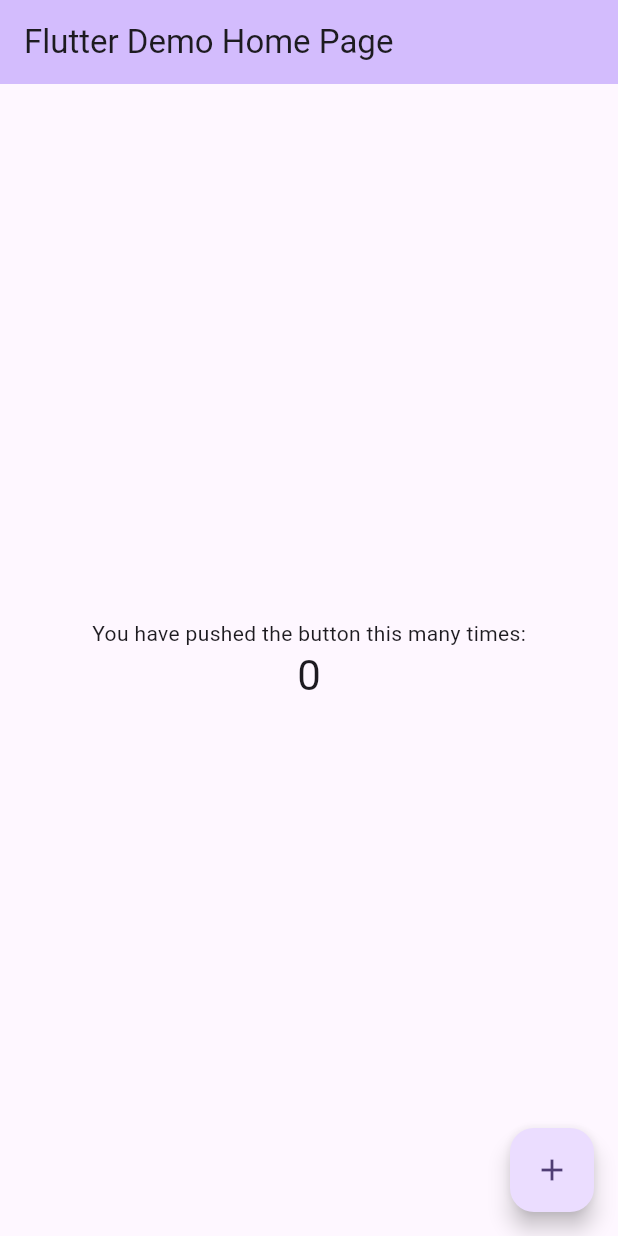
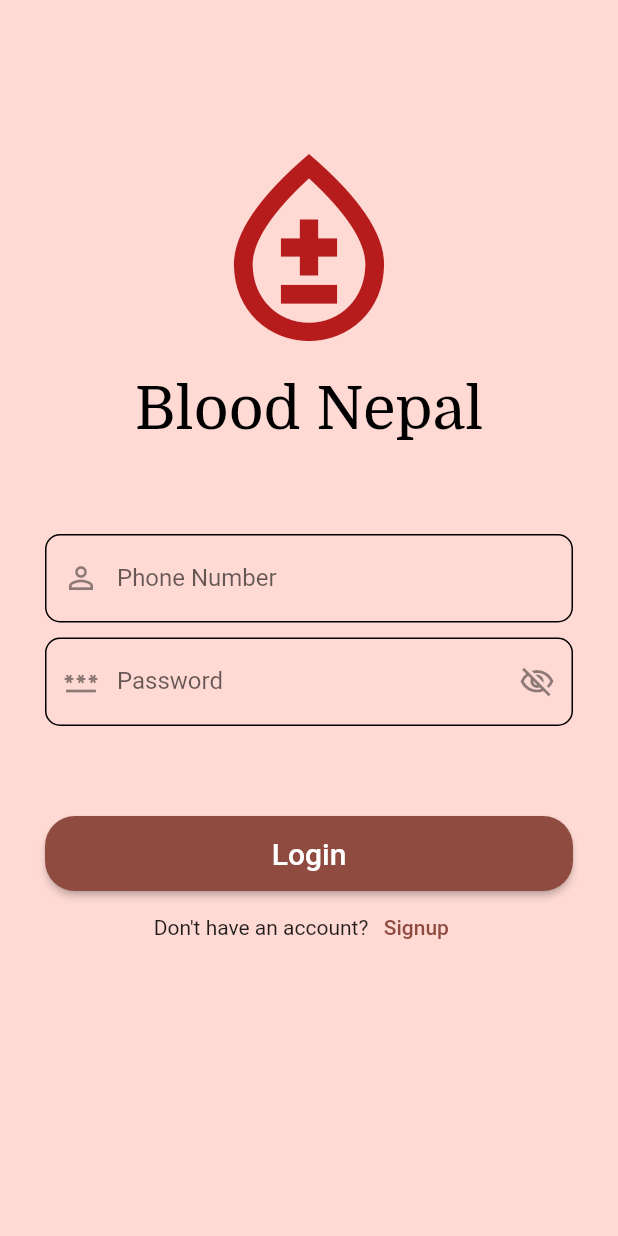
Before and after one commit to sidtuladhar/BloodNepal, a Flutter app: the screen it shows after launch, on a phone screen of 412 x 824 dp. Run offline on Flutter 3.47's test engine with Material 2 defaults, Android fonts, the phone set to English and light mode, and no system bars; our stand-ins replace hive_flutter; accounts and stored records are empty.

Commit message:
created register and login page

```diff
--- a/lib/main.dart
+++ b/lib/main.dart
@@ -1,125 +1,15 @@
 import 'package:flutter/material.dart';
+import 'package:hive_flutter/hive_flutter.dart';
 
-void main() {
-  runApp(const MyApp());
+import 'main_app.dart';
+
+void main() async {
+  await _initHive();
+  runApp(const MainApp());
 }
 
-class MyApp extends StatelessWidget {
-  const MyApp({super.key});
-
-  // This widget is the root of your application.
-  @override
-  Widget build(BuildContext context) {
-    return MaterialApp(
-      title: 'Flutter Demo',
-      theme: ThemeData(
-        // This is the theme of your application.
-        //
-        // TRY THIS: Try running your application with "flutter run". You'll see
-        // the application has a blue toolbar. Then, without quitting the app,
-        // try changing the seedColor in the colorScheme below to Colors.green
-        // and then invoke "hot reload" (save your changes or press the "hot
-        // reload" button in a Flutter-supported IDE, or press "r" if you used
-        // the command line to start the app).
-        //
-        // Notice that the counter didn't reset back to zero; the application
-        // state is not lost during the reload. To reset the state, use hot
-        // restart instead.
-        //
-        // This works for code too, not just values: Most code changes can be
-        // tested with just a hot reload.
-        colorScheme: ColorScheme.fromSeed(seedColor: Colors.deepPurple),
-        useMaterial3: true,
-      ),
-      home: const MyHomePage(title: 'Flutter Demo Home Page'),
-    );
-  }
+Future<void> _initHive() async{
+  await Hive.initFlutter();
+  await Hive.openBox("login");
+  await Hive.openBox("accounts");
 }
-
-class MyHomePage extends StatefulWidget {
-  const MyHomePage({super.key, required this.title});
-
-  // This widget is the home page of your application. It is stateful, meaning
-  // that it has a State object (defined below) that contains fields that affect
-  // how it looks.
-
-  // This class is the configuration for the state. It holds the values (in this
-  // case the title) provided by the parent (in this case the App widget) and
-  // used by the build method of the State. Fields in a Widget subclass are
-  // always marked "final".
-
-  final String title;
-
-  @override
-  State<MyHomePage> createState() => _MyHomePageState();
-}
-
-class _MyHomePageState extends State<MyHomePage> {
-  int _counter = 0;
-
-  void _incrementCounter() {
-    setState(() {
-      // This call to setState tells the Flutter framework that something has
-      // changed in this State, which causes it to rerun the build method below
-      // so that the display can reflect the updated values. If we changed
-      // _counter without calling setState(), then the build method would not be
-      // called again, and so nothing would appear to happen.
-      _counter++;
-    });
-  }
-
-  @override
-  Widget build(BuildContext context) {
-    // This method is rerun every time setState is called, for instance as done
-    // by the _incrementCounter method above.
-    //
-    // The Flutter framework has been optimized to make rerunning build methods
-    // fast, so that you can just rebuild anything that needs updating rather
-    // than having to individually change instances of widgets.
-    return Scaffold(
-      appBar: AppBar(
-        // TRY THIS: Try changing the color here to a specific color (to
-        // Colors.amber, perhaps?) and trigger a hot reload to see the AppBar
-        // change color while the other colors stay the same.
-        backgroundColor: Theme.of(context).colorScheme.inversePrimary,
-        // Here we take the value from the MyHomePage object that was created by
-        // the App.build method, and use it to set our appbar title.
-        title: Text(widget.title),
-      ),
-      body: Center(
-        // Center is a layout widget. It takes a single child and positions it
-        // in the middle of the parent.
-        child: Column(
-          // Column is also a layout widget. It takes a list of children and
-          // arranges them vertically. By default, it sizes itself to fit its
-          // children horizontally, and tries to be as tall as its parent.
-          //
-          // Column has various properties to control how it sizes itself and
-          // how it positions its children. Here we use mainAxisAlignment to
-          // center the children vertically; the main axis here is the vertical
-          // axis because Columns are vertical (the cross axis would be
-          // horizontal).
-          //
-          // TRY THIS: Invoke "debug painting" (choose the "Toggle Debug Paint"
-          // action in the IDE, or press "p" in the console), to see the
-          // wireframe for each widget.
-          mainAxisAlignment: MainAxisAlignment.center,
-          children: <Widget>[
-            const Text(
-              'You have pushed the button this many times:',
-            ),
-            Text(
-              '$_counter',
-              style: Theme.of(context).textTheme.headlineMedium,
-            ),
-          ],
-        ),
-      ),
-      floatingActionButton: FloatingActionButton(
-        onPressed: _incrementCounter,
-        tooltip: 'Increment',
-        child: const Icon(Icons.add),
-      ), // This trailing comma makes auto-formatting nicer for build methods.
-    );
-  }
-}
--- /dev/null
+++ b/lib/main_app.dart
@@ -0,0 +1,19 @@
+import 'package:flutter/material.dart';
+
+import 'ui/login.dart';
+
+class MainApp extends StatelessWidget {
+  const MainApp({super.key});
+
+  @override
+  Widget build(BuildContext context) {
+    return MaterialApp(
+      theme: ThemeData.from(
+        colorScheme: ColorScheme.fromSeed(
+          seedColor: const Color(0xFFEA0000),
+        ),
+      ),
+      home: const Login(),
+    );
+  }
+}
--- /dev/null
+++ b/lib/ui/login.dart
@@ -0,0 +1,179 @@
+import 'package:flutter/material.dart';
+import 'package:hive_flutter/hive_flutter.dart';
+
+import 'home.dart';
+import 'signup.dart';
+
+class Login extends StatefulWidget {
+  const Login({
+    Key? key,
+  }) : super(key: key);
+
+  @override
+  State<Login> createState() => _LoginState();
+}
+
+class _LoginState extends State<Login> {
+  final GlobalKey<FormState> _formKey = GlobalKey();
+
+  final FocusNode _focusNodePassword = FocusNode();
+  final TextEditingController _controllerUsername = TextEditingController();
+  final TextEditingController _controllerPassword = TextEditingController();
+
+  bool _obscurePassword = true;
+  final Box _boxLogin = Hive.box("login");
+  final Box _boxAccounts = Hive.box("accounts");
+
+  @override
+  Widget build(BuildContext context) {
+    if (_boxLogin.get("loginStatus") ?? false) {
+      return Home();
+    }
+
+    return Scaffold(
+      backgroundColor: Theme.of(context).colorScheme.primaryContainer,
+      body: Form(
+        key: _formKey,
+        child: SingleChildScrollView(
+          padding: const EdgeInsets.all(30.0),
+          child: Column(
+            children: [
+              const SizedBox(height: 60),
+              Icon(Icons.bloodtype_outlined, color: Colors.red[900], size: 150),
+              const SizedBox(height: 10),
+              const Text(
+                "Blood Nepal",
+                style: TextStyle(
+                  fontSize: 40,
+                  color: Colors.black,
+                  fontFamily: "Domine"
+                ),
+                selectionColor: Colors.black
+
+              ),
+              const SizedBox(height: 60),
+              TextFormField(
+                controller: _controllerUsername,
+                keyboardType: TextInputType.name,
+                decoration: InputDecoration(
+                  labelText: "Phone Number",
+                  prefixIcon: const Icon(Icons.person_outline),
+                  border: OutlineInputBorder(
+                    borderRadius: BorderRadius.circular(10),
+                  ),
+                  enabledBorder: OutlineInputBorder(
+                    borderRadius: BorderRadius.circular(10),
+                  ),
+                ),
+                onEditingComplete: () => _focusNodePassword.requestFocus(),
+                validator: (String? value) {
+                  if (value == null || value.isEmpty) {
+                    return "Please enter phone number.";
+                  } else if (!_boxAccounts.containsKey(value)) {
+                    return "Phone Number is not registered.";
+                  }
+
+                  return null;
+                },
+              ),
+              const SizedBox(height: 10),
+              TextFormField(
+                controller: _controllerPassword,
+                focusNode: _focusNodePassword,
+                obscureText: _obscurePassword,
+                keyboardType: TextInputType.visiblePassword,
+                decoration: InputDecoration(
+                  labelText: "Password",
+                  prefixIcon: const Icon(Icons.password_outlined),
+                  suffixIcon: IconButton(
+                      onPressed: () {
+                        setState(() {
+                          _obscurePassword = !_obscurePassword;
+                        });
+                      },
+                      icon: _obscurePassword
+                          ? const Icon(Icons.visibility_off_outlined)
+                          : const Icon(Icons.visibility_outlined)),
+                  border: OutlineInputBorder(
+                    borderRadius: BorderRadius.circular(10),
+                  ),
+                  enabledBorder: OutlineInputBorder(
+                    borderRadius: BorderRadius.circular(10),
+                  ),
+                ),
+                validator: (String? value) {
+                  if (value == null || value.isEmpty) {
+                    return "Please enter password.";
+                  } else if (value !=
+                      _boxAccounts.get(_controllerUsername.text)) {
+                    return "Wrong password.";
+                  }
+
+                  return null;
+                },
+              ),
+              const SizedBox(height: 60),
+              Column(
+                children: [
+                  ElevatedButton(
+                    style: ElevatedButton.styleFrom(
+                      minimumSize: const Size.fromHeight(50),
+                      shape: RoundedRectangleBorder(
+                        borderRadius: BorderRadius.circular(20),
+                      ),
+                    ),
+                    onPressed: () {
+                      if (_formKey.currentState?.validate() ?? false) {
+                        _boxLogin.put("loginStatus", true);
+                        _boxLogin.put("phoneNumber", _controllerUsername.text);
+
+                        Navigator.pushReplacement(
+                          context,
+                          MaterialPageRoute(
+                            builder: (context) {
+                              return Home();
+                            },
+                          ),
+                        );
+                      }
+                    },
+                    child: const Text("Login", style: TextStyle(fontSize: 20)),
+                  ),
+                  Row(
+                    mainAxisAlignment: MainAxisAlignment.center,
+                    children: [
+                      const Text("Don't have an account?"),
+                      TextButton(
+                        onPressed: () {
+                          _formKey.currentState?.reset();
+
+                          Navigator.push(
+                            context,
+                            MaterialPageRoute(
+                              builder: (context) {
+                                return const Signup();
+                              },
+                            ),
+                          );
+                        },
+                        child: const Text("Signup"),
+                      ),
+                    ],
+                  ),
+                ],
+              ),
+            ],
+          ),
+        ),
+      ),
+    );
+  }
+
+  @override
+  void dispose() {
+    _focusNodePassword.dispose();
+    _controllerUsername.dispose();
+    _controllerPassword.dispose();
+    super.dispose();
+  }
+}
```
Also changed, not shown: lib/ui/home.dart (added, +63 -0 lines), lib/ui/signup.dart (added, +239 -0 lines), pubspec.yaml (+13 -7 lines), lib/fonts/Domine/Domine-VariableFont_wght.ttf (added), lib/fonts/Domine/static/Domine-Bold.ttf (added), lib/fonts/Domine/static/Domine-Medium.ttf (added), lib/fonts/Domine/static/Domine-Regular.ttf (added), pubspec.lock.
